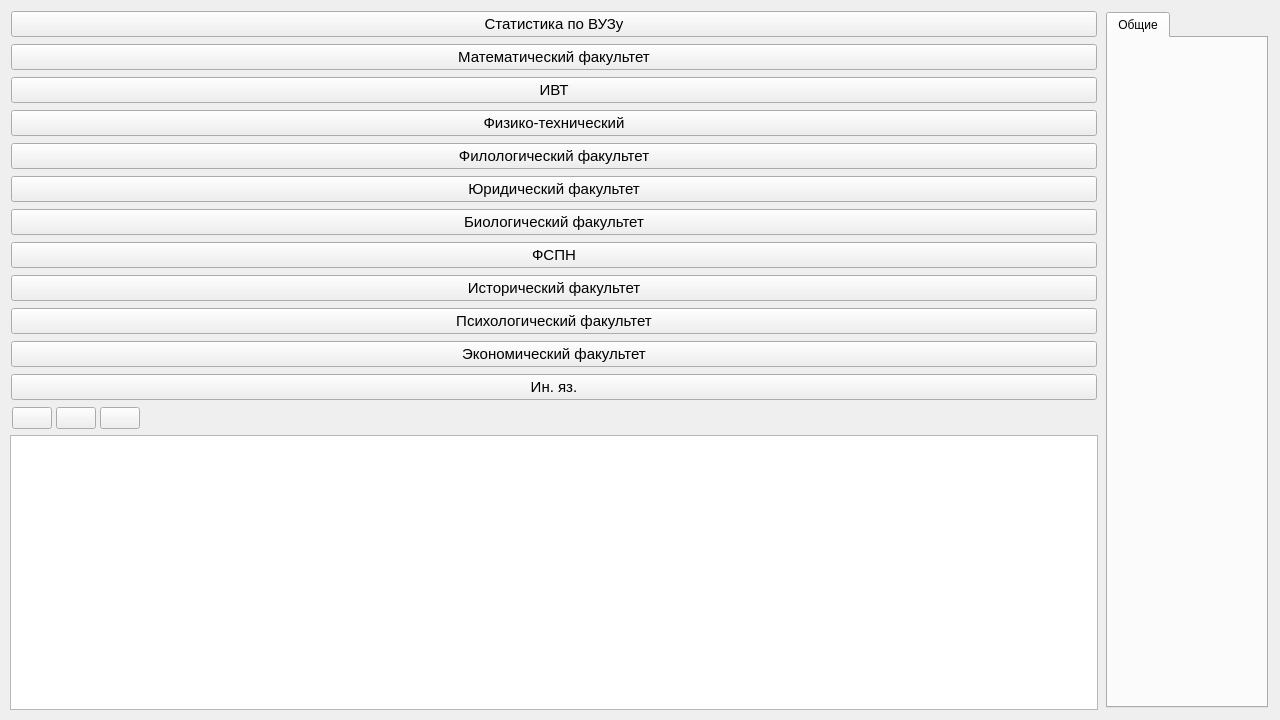
The window that src/mainwindow.ui (Qosua/ApplicantStatsProject) describes before a commit, drawn with Qt 5.
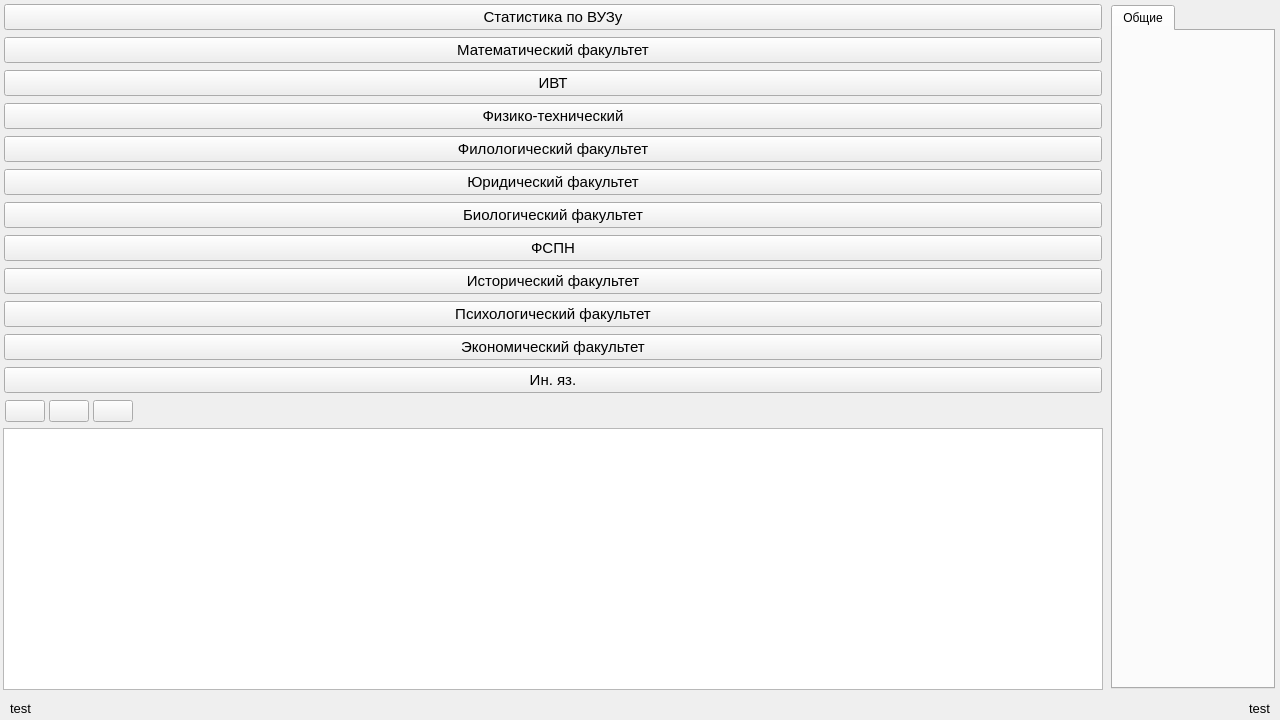
The same window after the commit. Icons and pictures are not drawn.

What changed in the file:
```diff
--- a/src/mainwindow.ui
+++ b/src/mainwindow.ui
@@ -14,7 +14,22 @@
    <string>MainWindow</string>
   </property>
   <widget class="QWidget" name="centralwidget">
-   <layout class="QHBoxLayout" name="horizontalLayout" stretch="0">
+   <layout class="QVBoxLayout" name="verticalLayout_3" stretch="1,0">
+    <property name="spacing">
+     <number>3</number>
+    </property>
+    <property name="leftMargin">
+     <number>0</number>
+    </property>
+    <property name="topMargin">
+     <number>0</number>
+    </property>
+    <property name="rightMargin">
+     <number>0</number>
+    </property>
+    <property name="bottomMargin">
+     <number>0</number>
+    </property>
     <item>
      <widget class="QSplitter" name="splitter">
       <property name="midLineWidth">
@@ -38,16 +53,16 @@
          <number>4</number>
         </property>
         <property name="leftMargin">
-         <number>1</number>
+         <number>3</number>
         </property>
         <property name="topMargin">
-         <number>1</number>
+         <number>3</number>
         </property>
         <property name="rightMargin">
          <number>3</number>
         </property>
         <property name="bottomMargin">
-         <number>1</number>
+         <number>3</number>
         </property>
         <item>
          <widget class="QWidget" name="widget_3" native="true">
@@ -371,13 +386,13 @@
          <number>2</number>
         </property>
         <property name="topMargin">
-         <number>1</number>
+         <number>3</number>
         </property>
         <property name="rightMargin">
-         <number>1</number>
+         <number>3</number>
         </property>
         <property name="bottomMargin">
-         <number>1</number>
+         <number>2</number>
         </property>
         <item>
          <widget class="QStackedWidget" name="pagesWidget">
@@ -735,6 +750,66 @@
       </widget>
      </widget>
     </item>
+    <item>
+     <widget class="QWidget" name="bottomWidget" native="true">
+      <layout class="QHBoxLayout" name="horizontalLayout_15">
+       <property name="spacing">
+        <number>2</number>
+       </property>
+       <property name="leftMargin">
+        <number>10</number>
+       </property>
+       <property name="topMargin">
+        <number>2</number>
+       </property>
+       <property name="rightMargin">
+        <number>10</number>
+       </property>
+       <property name="bottomMargin">
+        <number>2</number>
+       </property>
+       <item>
+        <widget class="QLabel" name="currentFileLabel">
+         <property name="font">
+          <font>
+           <pointsize>10</pointsize>
+           <bold>false</bold>
+          </font>
+         </property>
+         <property name="text">
+          <string>test</string>
+         </property>
+        </widget>
+       </item>
+       <item>
+        <spacer name="horizontalSpacer_2">
+         <property name="orientation">
+          <enum>Qt::Orientation::Horizontal</enum>
+         </property>
+         <property name="sizeHint" stdset="0">
+          <size>
+           <width>1211</width>
+           <height>20</height>
+          </size>
+         </property>
+        </spacer>
+       </item>
+       <item>
+        <widget class="QLabel" name="versionLabel">
+         <property name="font">
+          <font>
+           <pointsize>10</pointsize>
+           <bold>false</bold>
+          </font>
+         </property>
+         <property name="text">
+          <string>test</string>
+         </property>
+        </widget>
+       </item>
+      </layout>
+     </widget>
+    </item>
    </layout>
   </widget>
  </widget>
```
